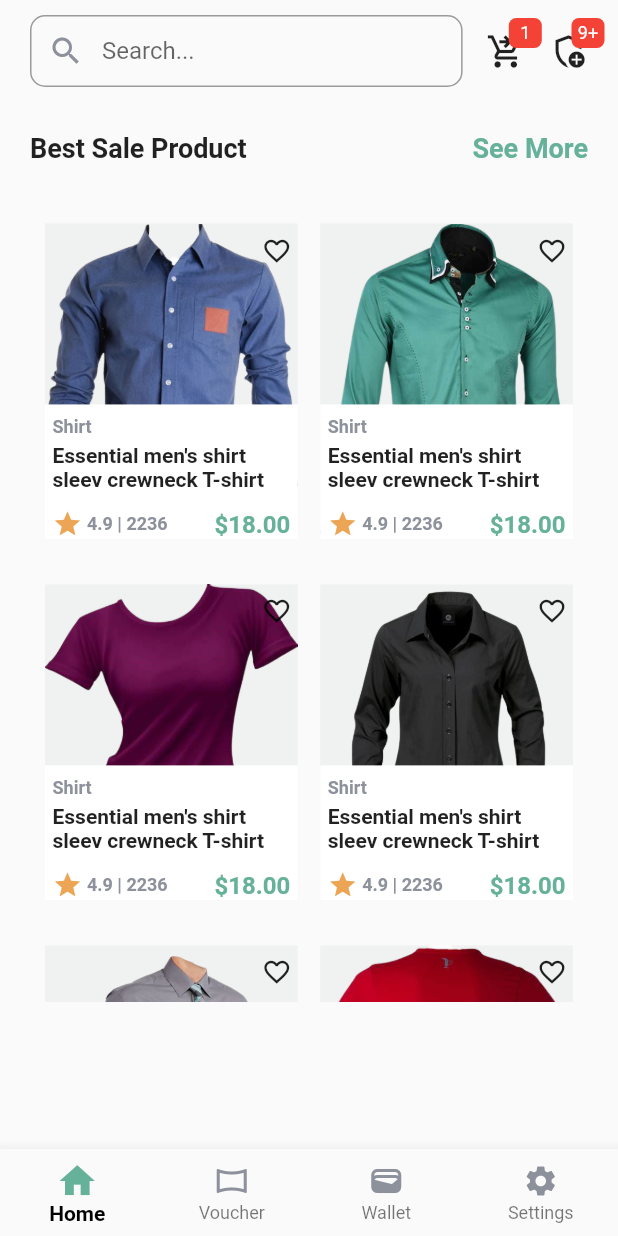
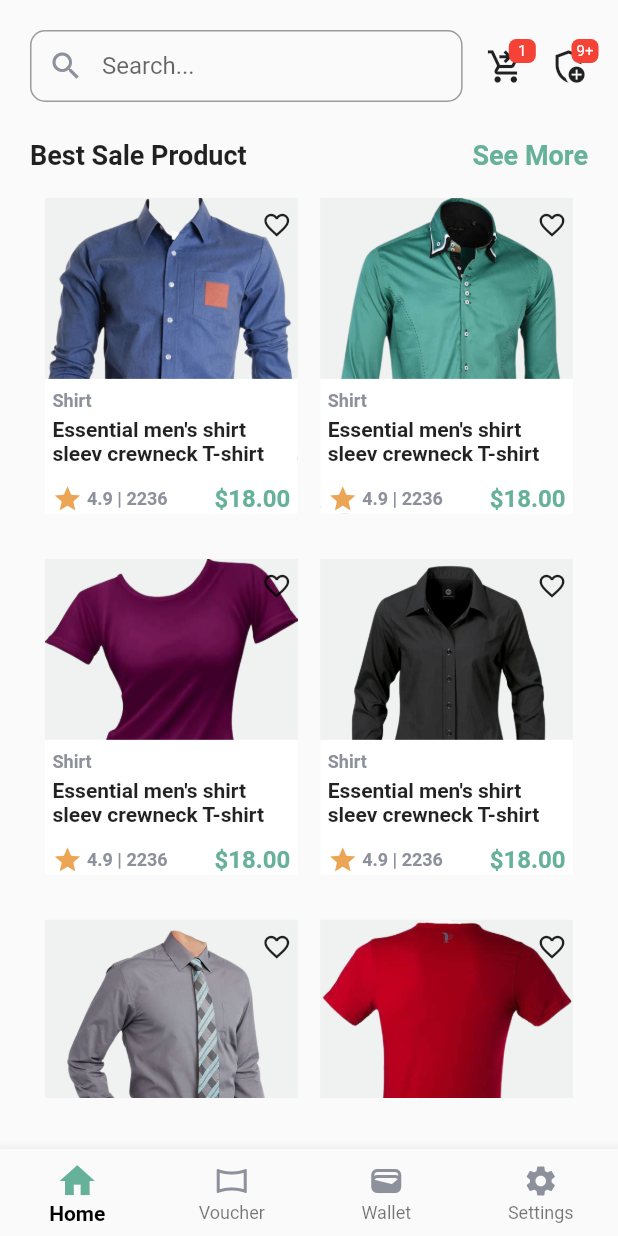
Before and after one commit to XROLE/market-hub, a Flutter app: the screen it shows after launch, on a phone screen of 412 x 824 dp. Run offline on Flutter 3.47's test engine with Material 2 defaults, Android fonts, the phone set to English and light mode, and no system bars.

Commit message:
handle home page responsiveness

```diff
--- a/lib/presentation/home/home.dart
+++ b/lib/presentation/home/home.dart
@@ -16,9 +16,12 @@ class HomePage extends StatelessWidget {
     return Scaffold(
       body: UnFocusWidget(
         child: SafeArea(
-          child: Container(
-              padding:
-                  const EdgeInsets.only(top: 10, left: 20, right: 20),
+          child: ListView(
+            shrinkWrap: true,
+            physics: const NeverScrollableScrollPhysics(),
+            children: [
+              Container(
+                  padding: const EdgeInsets.only(top: 20, left: 20, right: 20),
                   child: Column(children: [
                     SizedBox(
                       width: size.width,
@@ -33,8 +36,10 @@ class HomePage extends StatelessWidget {
                                 val: "9+", iconData: Icons.add_moderator_outlined),
                           ]),
                     ),
-                const SizedBox(height: 30),
-                Row(mainAxisAlignment: MainAxisAlignment.spaceBetween, children: [
+                    SizedBox(height: size.height * .03),
+                    Row(
+                        mainAxisAlignment: MainAxisAlignment.spaceBetween,
+                        children: [
                           Text(
                             "Best Sale Product",
                             style: AppTextStyle.subTitle(fontSize: 18),
@@ -45,11 +50,12 @@ class HomePage extends StatelessWidget {
                                 fontSize: 18, color: AppColors.primaryColor),
                           ),
                         ]),
-                const SizedBox(height: 30),
-              SizedBox(
-                height: size.height - 295,
-                child: ProductGrid())
+                    SizedBox(height: size.height * .01),
+                    SizedBox(height: size.height * .74, child: ProductGrid()),
+
                   ])),
+            ],
+          ),
         ),
       ),
       bottomNavigationBar: const BottomNavBar(),
--- a/lib/presentation/home/widgets/app_notification_widget.dart
+++ b/lib/presentation/home/widgets/app_notification_widget.dart
@@ -17,8 +17,8 @@ class AppNotificationWidget extends StatelessWidget {
           bottom: 15,
           left: 15,
           child: Container(
-            height: 20,
-            width: 22,
+            height: 16,
+            width: 18,
             decoration: BoxDecoration(
                 color: AppColors.red, borderRadius: BorderRadius.circular(5)),
             child: Center(
@@ -26,7 +26,7 @@ class AppNotificationWidget extends StatelessWidget {
               val,
               style:  TextStyle(
                   color: AppColors.white,
-                  fontSize: 12,
+                  fontSize: 10,
                   ),
             )),
           ),
```
Lines whose indentation alone changed are shown as unchanged.
